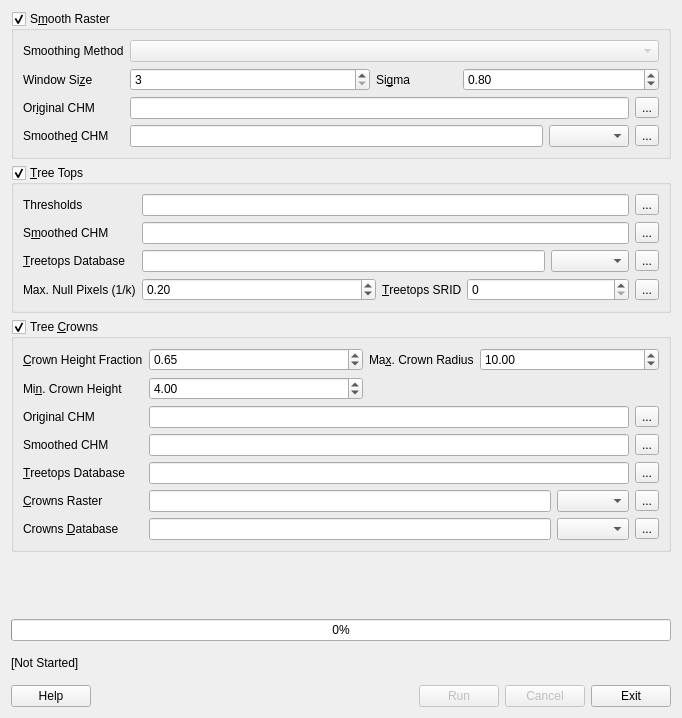
Above: src/apps/treetops.ui from rskelly/treetops before the change. Below: the same form after it.
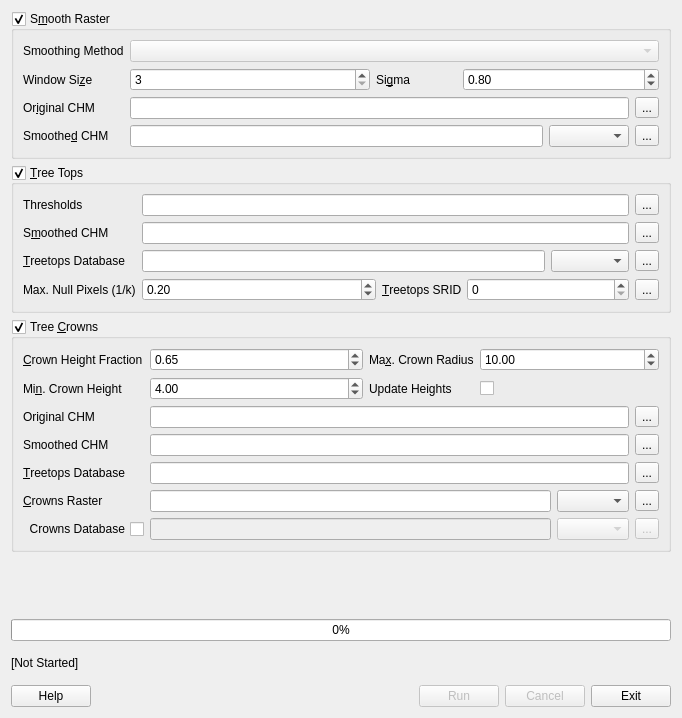
That is the form after the change.

Commit message: Added options to prevent crowns database and tops update. Fixed status weirdness.

What changed in the file:
```diff
--- a/src/apps/treetops.ui
+++ b/src/apps/treetops.ui
@@ -342,7 +342,27 @@
      <layout class="QHBoxLayout" name="horizontalLayout_3">
       <item>
        <layout class="QGridLayout" name="crownsGrid">
-        <item row="3" column="0">
+        <item row="4" column="1">
+         <widget class="QLabel" name="label_15">
+          <property name="text">
+           <string>&amp;Treetops Database</string>
+          </property>
+          <property name="buddy">
+           <cstring>txtCrownsTreetopsDatabase</cstring>
+          </property>
+         </widget>
+        </item>
+        <item row="0" column="5">
+         <widget class="QLabel" name="label_9">
+          <property name="text">
+           <string>Ma&amp;x. Crown Radius</string>
+          </property>
+          <property name="buddy">
+           <cstring>spnCrownsRadius</cstring>
+          </property>
+         </widget>
+        </item>
+        <item row="3" column="1">
          <widget class="QLabel" name="label_13">
           <property name="text">
            <string>Smoothed CHM</string>
@@ -352,7 +372,7 @@
           </property>
          </widget>
         </item>
-        <item row="3" column="7">
+        <item row="3" column="8">
          <widget class="QToolButton" name="btnCrownsSmoothedCHM">
           <property name="mouseTracking">
            <bool>false</bool>
@@ -365,17 +385,7 @@
           </property>
          </widget>
         </item>
-        <item row="6" column="0">
-         <widget class="QLabel" name="label_14">
-          <property name="text">
-           <string>Crowns &amp;Database</string>
-          </property>
-          <property name="buddy">
-           <cstring>txtCrownsCrownsDatabase</cstring>
-          </property>
-         </widget>
-        </item>
-        <item row="4" column="7">
+        <item row="4" column="8">
          <widget class="QToolButton" name="btnCrownsTreetopsDatabase">
           <property name="mouseTracking">
            <bool>false</bool>
@@ -388,17 +398,7 @@
           </property>
          </widget>
         </item>
-        <item row="4" column="0">
-         <widget class="QLabel" name="label_15">
-          <property name="text">
-           <string>&amp;Treetops Database</string>
-          </property>
-          <property name="buddy">
-           <cstring>txtCrownsTreetopsDatabase</cstring>
-          </property>
-         </widget>
-        </item>
-        <item row="5" column="7">
+        <item row="5" column="8">
          <widget class="QToolButton" name="btnCrownsCrownsRaster">
           <property name="mouseTracking">
            <bool>false</bool>
@@ -411,8 +411,11 @@
           </property>
          </widget>
         </item>
-        <item row="6" column="7">
+        <item row="6" column="8">
          <widget class="QToolButton" name="btnCrownsCrownsDatabase">
+          <property name="enabled">
+           <bool>false</bool>
+          </property>
           <property name="mouseTracking">
            <bool>false</bool>
           </property>
@@ -424,17 +427,7 @@
           </property>
          </widget>
         </item>
-        <item row="0" column="4">
-         <widget class="QLabel" name="label_9">
-          <property name="text">
-           <string>Ma&amp;x. Crown Radius</string>
-          </property>
-          <property name="buddy">
-           <cstring>spnCrownsRadius</cstring>
-          </property>
-         </widget>
-        </item>
-        <item row="0" column="0">
+        <item row="0" column="1">
          <widget class="QLabel" name="label_7">
           <property name="text">
            <string>&amp;Crown Height Fraction</string>
@@ -444,7 +437,7 @@
           </property>
          </widget>
         </item>
-        <item row="0" column="5" colspan="3">
+        <item row="0" column="6" colspan="3">
          <widget class="QDoubleSpinBox" name="spnCrownsRadius">
           <property name="mouseTracking">
            <bool>false</bool>
@@ -460,7 +453,7 @@
           </property>
          </widget>
         </item>
-        <item row="5" column="0">
+        <item row="5" column="1">
          <widget class="QLabel" name="label_10">
           <property name="text">
            <string>&amp;Crowns Raster</string>
@@ -470,7 +463,7 @@
           </property>
          </widget>
         </item>
-        <item row="1" column="0">
+        <item row="1" column="1">
          <widget class="QLabel" name="label_8">
           <property name="text">
            <string>Mi&amp;n. Crown Height</string>
@@ -480,21 +473,24 @@
           </property>
          </widget>
         </item>
-        <item row="2" column="0">
+        <item row="2" column="1">
          <widget class="QLabel" name="label_4">
           <property name="text">
            <string>Original CHM</string>
           </property>
          </widget>
         </item>
-        <item row="2" column="7">
+        <item row="2" column="8">
          <widget class="QToolButton" name="btnCrownsOriginalCHM">
           <property name="text">
            <string>...</string>
           </property>
          </widget>
         </item>
-        <item row="0" column="1" colspan="3">
+        <item row="5" column="7">
+         <widget class="QComboBox" name="cboCrownsCrownsRasterDriver"/>
+        </item>
+        <item row="0" column="2" colspan="3">
          <widget class="QDoubleSpinBox" name="spnCrownsHeightFraction">
           <property name="mouseTracking">
            <bool>false</bool>
@@ -513,7 +509,14 @@
           </property>
          </widget>
         </item>
-        <item row="1" column="1" colspan="3">
+        <item row="6" column="7">
+         <widget class="QComboBox" name="cboCrownsCrownsDatabaseDriver">
+          <property name="enabled">
+           <bool>false</bool>
+          </property>
+         </widget>
+        </item>
+        <item row="1" column="2" colspan="3">
          <widget class="QDoubleSpinBox" name="spnCrownsMinHeight">
           <property name="mouseTracking">
            <bool>false</bool>
@@ -529,16 +532,10 @@
           </property>
          </widget>
         </item>
-        <item row="5" column="6">
-         <widget class="QComboBox" name="cboCrownsCrownsRasterDriver"/>
-        </item>
-        <item row="6" column="6">
-         <widget class="QComboBox" name="cboCrownsCrownsDatabaseDriver"/>
-        </item>
-        <item row="2" column="1" colspan="6">
+        <item row="2" column="2" colspan="6">
          <widget class="QLineEdit" name="txtCrownsOriginalCHM"/>
         </item>
-        <item row="3" column="1" colspan="6">
+        <item row="3" column="2" colspan="6">
          <widget class="QLineEdit" name="txtCrownsSmoothedCHM">
           <property name="mouseTracking">
            <bool>false</bool>
@@ -548,7 +545,7 @@
           </property>
          </widget>
         </item>
-        <item row="4" column="1" colspan="6">
+        <item row="4" column="2" colspan="6">
          <widget class="QLineEdit" name="txtCrownsTreetopsDatabase">
           <property name="mouseTracking">
            <bool>false</bool>
@@ -558,7 +555,7 @@
           </property>
          </widget>
         </item>
-        <item row="5" column="1" colspan="5">
+        <item row="5" column="2" colspan="5">
          <widget class="QLineEdit" name="txtCrownsCrownsRaster">
           <property name="mouseTracking">
            <bool>false</bool>
@@ -568,8 +565,11 @@
           </property>
          </widget>
         </item>
-        <item row="6" column="1" colspan="5">
+        <item row="6" column="2" colspan="5">
          <widget class="QLineEdit" name="txtCrownsCrownsDatabase">
+          <property name="enabled">
+           <bool>false</bool>
+          </property>
           <property name="mouseTracking">
            <bool>false</bool>
           </property>
@@ -578,6 +578,30 @@
           </property>
          </widget>
         </item>
+        <item row="6" column="1">
+         <widget class="QCheckBox" name="chkCrownsDoDatabase">
+          <property name="layoutDirection">
+           <enum>Qt::RightToLeft</enum>
+          </property>
+          <property name="text">
+           <string>Crowns Database</string>
+          </property>
+         </widget>
+        </item>
+        <item row="1" column="5">
+         <widget class="QLabel" name="label_14">
+          <property name="text">
+           <string>Update Heights</string>
+          </property>
+         </widget>
+        </item>
+        <item row="1" column="6" colspan="3">
+         <widget class="QCheckBox" name="chkCrownsUpdateHeights">
+          <property name="text">
+           <string/>
+          </property>
+         </widget>
+        </item>
        </layout>
       </item>
      </layout>
```
The commit also changes 5 other files.
